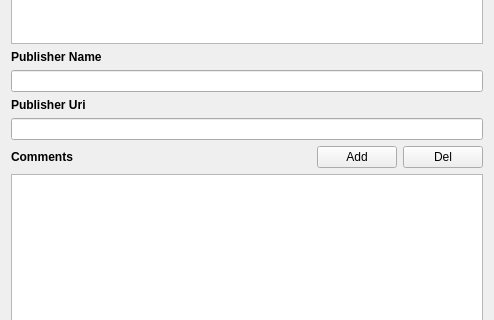
Qt form libQExiv2/SocialDialog/SocialMetadataDialog.ui (rbbrnc/krbkACD) before a commit; both pictures show x 0 to 494 and y 227 to 547 of the 494 by 628 pixel window.
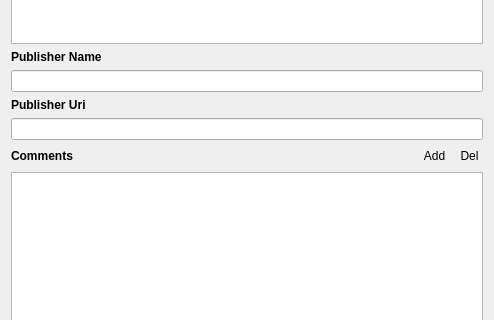
The same form after that commit. Icons and pictures are not drawn.

```diff
--- a/libQExiv2/SocialDialog/SocialMetadataDialog.ui
+++ b/libQExiv2/SocialDialog/SocialMetadataDialog.ui
@@ -140,14 +140,26 @@
         </spacer>
        </item>
        <item>
-        <widget class="QPushButton" name="addCommentButton">
+        <widget class="QToolButton" name="addCommentButton">
+         <property name="focusPolicy">
+          <enum>Qt::NoFocus</enum>
+         </property>
+         <property name="styleSheet">
+          <string notr="true">QToolButton {border: none;}</string>
+         </property>
          <property name="text">
           <string>Add</string>
          </property>
         </widget>
        </item>
        <item>
-        <widget class="QPushButton" name="removeCommentButton">
+        <widget class="QToolButton" name="removeCommentButton">
+         <property name="focusPolicy">
+          <enum>Qt::NoFocus</enum>
+         </property>
+         <property name="styleSheet">
+          <string notr="true">QToolButton {border: none;}</string>
+         </property>
          <property name="text">
           <string>Del</string>
          </property>
```
Left out of the diff: 12 changed lines with no effect on the pictures.
